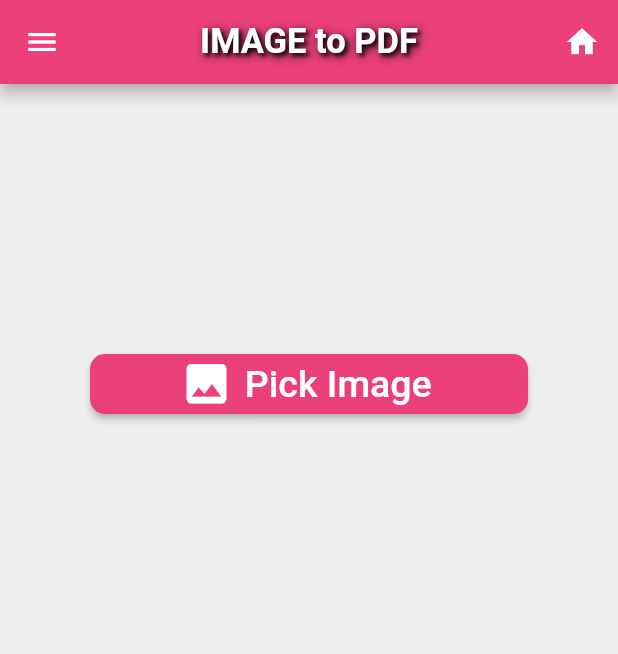
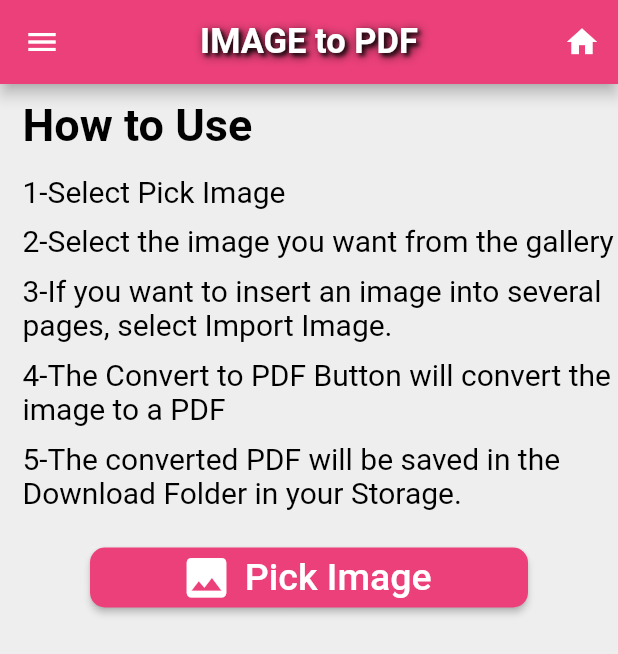
Before and after one commit to VimarshanaBandara/Image-to-PDF-APP, a Flutter app: the screen it shows after launch, in the side drawer, after a tap on the "home" icon, on a phone screen of 412 x 824 dp. Shown: the top 654 px of the screen. Run offline on Flutter 3.47's test engine with Material 2 defaults, Android fonts, the phone set to English and light mode, and no system bars; our stand-ins replace another_flushbar, image_picker, pdf.

Commit message:
Add Splash Screen

```diff
--- a/lib/home_page.dart
+++ b/lib/home_page.dart
@@ -3,18 +3,19 @@ import 'package:another_flushbar/flushbar.dart';
 import 'package:flutter/cupertino.dart';
 import 'package:flutter/material.dart';
 import 'package:image_picker/image_picker.dart';
+import 'package:image_to_pdf/about_screen.dart';
 import 'package:path_provider/path_provider.dart';
 import 'package:pdf/pdf.dart';
 import 'package:pdf/widgets.dart' as pdfWrite;
 
 
 
-class Home extends StatefulWidget {
+class HomePage extends StatefulWidget {
   @override
-  _HomeState createState() => _HomeState();
+  _HomePageState createState() => _HomePageState();
 }
 
-class _HomeState extends State<Home> {
+class _HomePageState extends State<HomePage> {
   String fileName="pdfFile.pdf";
   final picker = ImagePicker();
   final pdf = pdfWrite.Document();
@@ -52,7 +53,7 @@ class _HomeState extends State<Home> {
           IconButton(
             icon: Icon(Icons.home,color:Colors.white),
             onPressed: (){
-              Navigator.push(context, MaterialPageRoute(builder: (context)=>Home()));
+              Navigator.push(context, MaterialPageRoute(builder: (context)=>HomePage()));
             },
           )
         ],
@@ -65,8 +66,34 @@ class _HomeState extends State<Home> {
               image.isEmpty
                   ? Container(
                   width: MediaQuery.of(context).size.width,
+                 // color: Colors.red,
                   height: 400.0,
-                  child:Center(
+                  child: Column(
+                    children: [
+                      Container(
+                        width: MediaQuery.of(context).size.width,
+                       padding: EdgeInsets.only(top: 10.0,left: 15.0),
+                       child: Column(
+                         mainAxisAlignment: MainAxisAlignment.start,
+                         crossAxisAlignment: CrossAxisAlignment.start,
+                         children: [
+                           Text('How to Use',style: TextStyle(fontSize: 30.0 ,fontWeight: FontWeight.bold,color: Colors.black),),
+                           SizedBox(height: 15.0),
+                           Text('1-Select Pick Image',style: TextStyle(fontSize: 20.0,color: Colors.black),),
+                           SizedBox(height: 10.0),
+                           Text('2-Select the image you want from the gallery',style: TextStyle(fontSize: 20.0,color: Colors.black),),
+                           SizedBox(height: 10.0),
+                           Text('3-If you want to insert an image into several pages, select Import Image.',style: TextStyle(fontSize: 20.0,color: Colors.black),),
+                           SizedBox(height: 10.0),
+                           Text('4-The Convert to PDF Button will convert the image to a PDF',style: TextStyle(fontSize: 20.0,color: Colors.black),),
+                           SizedBox(height: 10.0),
+                           Text('5-The converted PDF will be saved in the Download Folder in your Storage.',style: TextStyle(fontSize: 20.0,color: Colors.black),),
+                         ],
+                       ),
+
+                      ),
+                      SizedBox(height: 25.0,),
+                      Center(
                           child: Material(
                             child: Container(
                               width: MediaQuery.of(context).size.width-120,
@@ -96,6 +123,8 @@ class _HomeState extends State<Home> {
                             ),
                           )
                       )
+                    ],
+                  ),
               )
                   : Column(
                 children: [
@@ -163,8 +192,8 @@ class _HomeState extends State<Home> {
                 color: darkMode ?  Colors.grey.shade700 :  Colors.grey[200],
                 child: Container(
                   color: darkMode ?  Colors.grey.shade700 :  Colors.grey[200],
-                  padding: EdgeInsets.symmetric(horizontal: 26, vertical: 26),
-                  margin: EdgeInsets.only(left: 20, right: 20, bottom: 15),
+                  padding: EdgeInsets.symmetric(horizontal: 26),
+                  margin: EdgeInsets.only(left: 20, right: 20,bottom: 10.0),
                   width: MediaQuery.of(context).size.width - 20,
 
                   child: Column(
@@ -230,11 +259,9 @@ class _HomeState extends State<Home> {
 
                     onPressed: () {
                       FocusScope.of(context).unfocus();
-                      /*setState(() {
-                              fileName=fileNameController.text;
-                            });*/
+
                       createPDF();
-
+                      savePDF();
                     },
                     child:  Text(
                       "Convert to Pdf",
@@ -286,7 +313,9 @@ class _HomeState extends State<Home> {
               title: Text('About',style: TextStyle(fontSize: 16.0,fontWeight: FontWeight.bold,color: Colors.grey),),
               trailing: IconButton(
                 icon: Icon(Icons.menu),
-                 onPressed: (){},
+                onPressed: (){
+                  Navigator.push(context,MaterialPageRoute(builder: (context)=>AboutScreen()));
+                },
               ),
             ),
             Divider(),
@@ -306,7 +335,7 @@ class _HomeState extends State<Home> {
               trailing: IconButton(
                 icon: Icon(Icons.menu),
                 onPressed: (){
-                   Navigator.push(context, MaterialPageRoute(builder: (context)=>Home()));
+                  Navigator.push(context, MaterialPageRoute(builder: (context)=>HomePage()));
                 },
               ),
             ),
@@ -361,16 +390,21 @@ class _HomeState extends State<Home> {
           build: (pdfWrite.Context context) {
             return pdfWrite.Center(child: pdfWrite.Image(image));
           }));
-      //final dir = await getExternalStorageDirectory();
+    }
+  }
+
+  savePDF() async {
+    try {
+     // final dir = await getExternalStorageDirectory();
       Directory dir = Directory('/storage/emulated/0/Download');
       print("${dir.path}/example.pdf");
       final file = File('${dir.path}/'+fileName);
       await file.writeAsBytes(await pdf.save());
-      showPrintedMessage('wait 5 seconds', 'saved to documents');
+      showPrintedMessage('wait 5 seconds', 'saved in download folder');
+    } catch (e) {
+      showPrintedMessage('error', e.toString());
     }
   }
-
-
 
   showPrintedMessage(String title, String msg) {
     Flushbar(
--- a/lib/main.dart
+++ b/lib/main.dart
@@ -1,10 +1,11 @@
 import 'package:flutter/material.dart';
 import 'package:image_to_pdf/home_page.dart';
+import 'package:image_to_pdf/splash_screen.dart';
 
 
 main() {
   runApp(MaterialApp(
     debugShowCheckedModeBanner: false,
-    home: Home(),
+    home: SplashScreen(),
   ));
 }
--- /dev/null
+++ b/lib/splash_screen.dart
@@ -0,0 +1,110 @@
+import 'package:flutter/material.dart';
+import 'package:image_to_pdf/home_page.dart';
+import 'dart:async';
+
+
+class SplashScreen extends StatefulWidget {
+  @override
+  _SplashScreenState createState() => _SplashScreenState();
+}
+
+class _SplashScreenState extends State<SplashScreen> {
+
+  @override
+  void initState() {
+
+    super.initState();
+    displaySplash();
+  }
+
+  displaySplash(){
+
+    Timer(Duration(seconds: 4), () async{
+
+
+
+      Route route = MaterialPageRoute(builder: (_) => HomePage());
+      Navigator.pushReplacement(context, route);
+
+
+    });
+
+  }
+
+
+
+
+
+  @override
+  Widget build(BuildContext context) {
+    return Scaffold(
+      body: Stack(
+        fit: StackFit.expand,
+        children: [
+
+          Container(
+
+            decoration:   BoxDecoration(
+                image: DecorationImage(
+                    image: AssetImage('images/sp.jpg'),
+                    fit: BoxFit.cover
+                )
+
+            ),
+
+          ),
+          Column(
+            mainAxisAlignment: MainAxisAlignment.start,
+            children: [
+
+              Expanded(
+                flex: 2,
+                child: Container(
+                  child: Column(
+                    mainAxisAlignment: MainAxisAlignment.start,
+                    crossAxisAlignment: CrossAxisAlignment.center,
+                    children: [
+
+                      Padding(
+                        padding: EdgeInsets.only(top: 70.0),
+
+                      ),
+                      Text("Image to PDF",style: TextStyle(color: Colors.white,fontSize: 35.0,fontWeight: FontWeight.bold ,fontFamily:'gfont',
+                      ),
+                      ),
+                    ],
+                  ),
+                ),
+
+              ),
+              Expanded(
+                flex: 1,
+                child: Column(
+                  mainAxisAlignment: MainAxisAlignment.center,
+                  children: [
+
+
+
+
+                    Text("Powered by",style: TextStyle(color: Colors.yellow.shade600,fontSize: 30.0,fontWeight: FontWeight.bold,
+                    ),
+                    ),
+
+
+
+                    Text("VM Mobile",style: TextStyle(color: Colors.yellow.shade500,fontSize: 25.0,fontWeight: FontWeight.bold,
+
+                    ),
+                    ),
+
+
+                  ],
+                ),
+              )
+            ],
+          )
+        ],
+      ),
+    );
+  }
+}
```
Also changed, not shown: lib/about_screen.dart (added, +32 -0 lines), pubspec.yaml (+3 -5 lines), images/logo.png (added), images/sp.jpg (added), 5 other files. Lines whose indentation alone changed are shown as unchanged.
